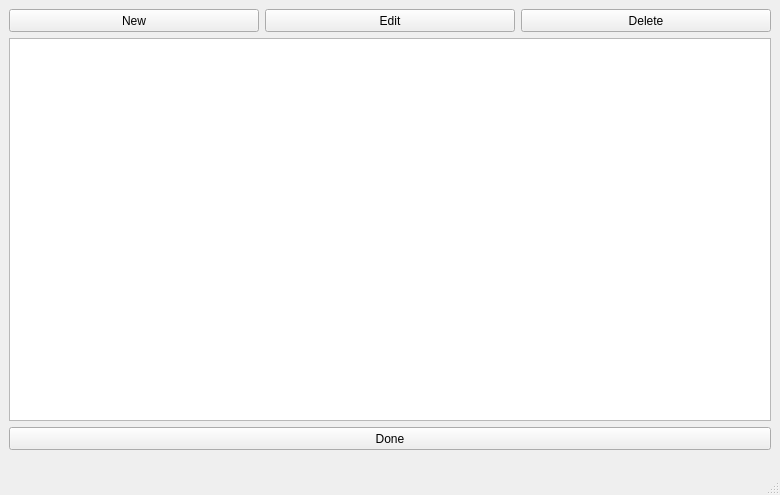
The window that Forms/ProfileManager/ProfileManager3.ui (Admiral-Fish/PokeFinder) describes before a commit, drawn with Qt 5.
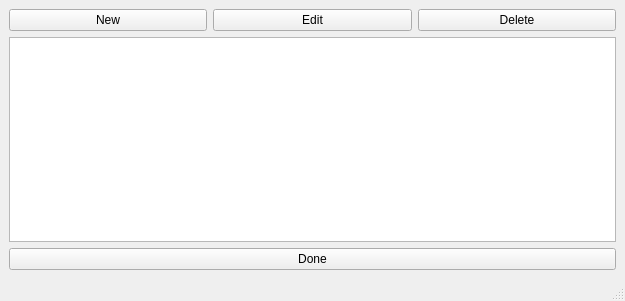
The same window after the commit.

Commit message: Profile resizing

The edit to the form file:
```diff
--- a/Forms/ProfileManager/ProfileManager3.ui
+++ b/Forms/ProfileManager/ProfileManager3.ui
@@ -6,76 +6,53 @@
    <rect>
     <x>0</x>
     <y>0</y>
-    <width>780</width>
-    <height>495</height>
+    <width>625</width>
+    <height>301</height>
    </rect>
   </property>
+  <property name="minimumSize">
+   <size>
+    <width>625</width>
+    <height>301</height>
+   </size>
+  </property>
   <property name="windowTitle">
    <string>Profile Manager Gen 3</string>
   </property>
   <widget class="QWidget" name="centralwidget">
+   <layout class="QGridLayout" name="gridLayout">
+    <item row="0" column="0">
    <widget class="QPushButton" name="pushButtonNew">
-    <property name="geometry">
-     <rect>
-      <x>9</x>
-      <y>9</y>
-      <width>250</width>
-      <height>23</height>
-     </rect>
-    </property>
     <property name="text">
      <string>New</string>
     </property>
    </widget>
-   <widget class="QPushButton" name="pushButtonDelete">
-    <property name="geometry">
-     <rect>
-      <x>521</x>
-      <y>9</y>
-      <width>250</width>
-      <height>23</height>
-     </rect>
-    </property>
-    <property name="text">
-     <string>Delete</string>
-    </property>
-   </widget>
+    </item>
+    <item row="0" column="1">
    <widget class="QPushButton" name="pushButtonEdit">
-    <property name="geometry">
-     <rect>
-      <x>265</x>
-      <y>9</y>
-      <width>250</width>
-      <height>23</height>
-     </rect>
-    </property>
     <property name="text">
      <string>Edit</string>
     </property>
    </widget>
+    </item>
+    <item row="0" column="2">
+     <widget class="QPushButton" name="pushButtonDelete">
+      <property name="text">
+       <string>Delete</string>
+      </property>
+     </widget>
+    </item>
+    <item row="1" column="0" colspan="3">
+     <widget class="QTableView" name="tableView"/>
+    </item>
+    <item row="2" column="0" colspan="3">
    <widget class="QPushButton" name="pushButtonOk">
-    <property name="geometry">
-     <rect>
-      <x>9</x>
-      <y>427</y>
-      <width>762</width>
-      <height>23</height>
-     </rect>
-    </property>
     <property name="text">
      <string>Done</string>
     </property>
    </widget>
-   <widget class="QTableView" name="tableView">
-    <property name="geometry">
-     <rect>
-      <x>9</x>
-      <y>38</y>
-      <width>762</width>
-      <height>383</height>
-     </rect>
-    </property>
-   </widget>
+    </item>
+   </layout>
   </widget>
   <widget class="QMenuBar" name="menubar">
    <property name="geometry">
```
Left out of the diff: 2 changed lines with no effect on the pictures. Lines whose indentation alone changed are shown as unchanged. The commit also changes 1 other file.
